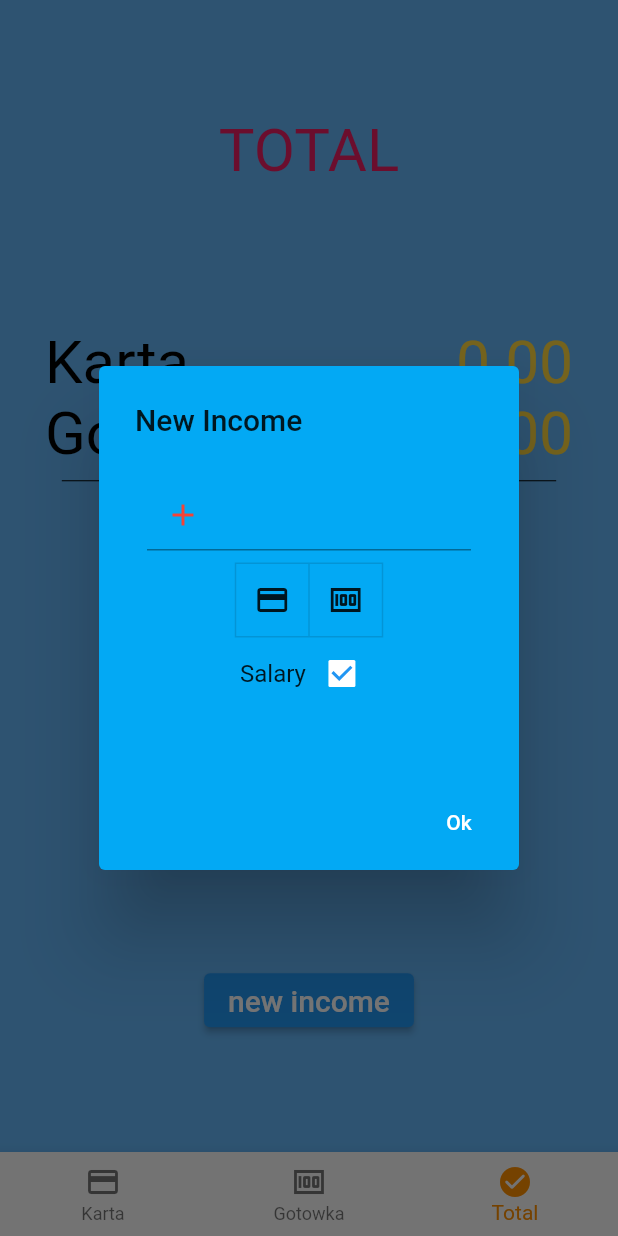
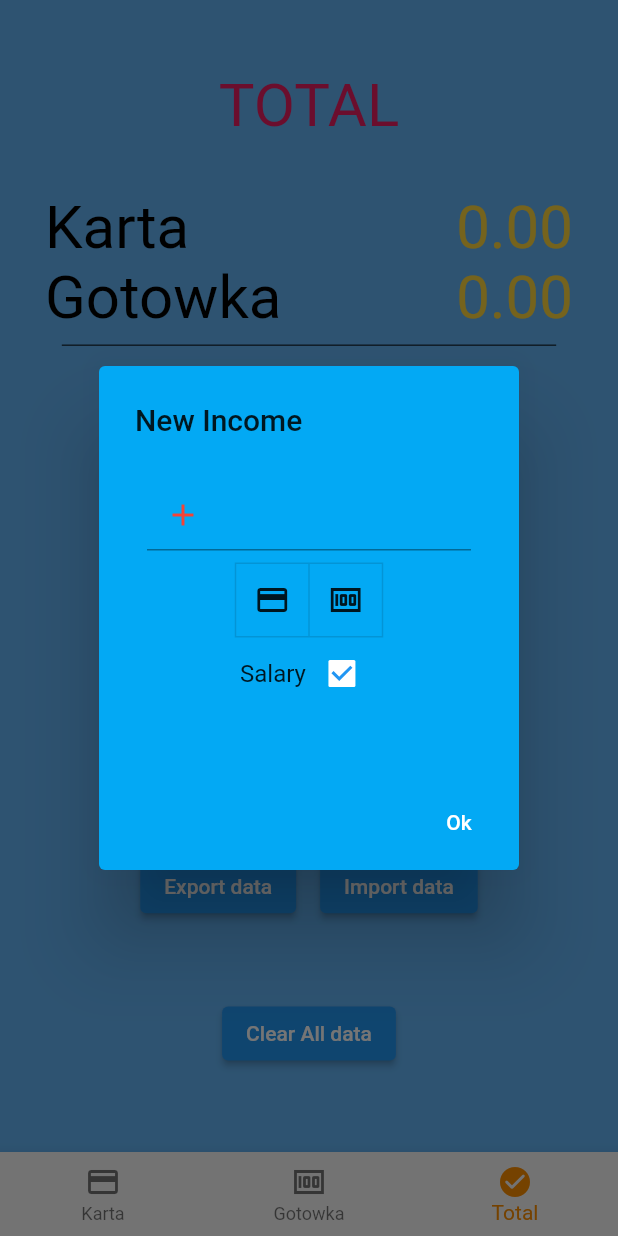
Before and after one commit to Kolordus/my-finances, a Flutter app: the screen it shows after launch, item 3 of the bottom bar chosen, after a tap on "new income", on a phone screen of 412 x 824 dp. Run offline on Flutter 3.47's test engine with Material 2 defaults, Android fonts, the phone set to English and light mode, and no system bars; our stand-ins replace hive, hive_flutter; accounts and stored records are empty.

Commit message:
persist data on server

```diff
--- a/lib/dal/Database.dart
+++ b/lib/dal/Database.dart
@@ -121,7 +121,7 @@ class Database {
     await _cashAndCardAmount!.put(payMethod, newAmount);
   }
 
-  getSavedCashOrCard(String paymentMethod) {
+  getSumForMethod(String paymentMethod) {
     double? previousAmount = _cashAndCardAmount!.get(paymentMethod);
     if (previousAmount == null) {
       _cashAndCardAmount!.put(paymentMethod, 0);
@@ -143,5 +143,11 @@ class Database {
       current?.time == candidate.time &&
       current?.paymentMethod == candidate.paymentMethod;
 
+  void clearAll() async {
+    await this.clearEntries();
+    await this._cashAndCardAmount!.clear();
+  }
+
 // todo: zrobić opcję wyciągania kabony z bankomatu - dodaje cash odejmuje z card
+// todo: jesli nie zadziala to jak powinno to wysylac tez balanse
 }
--- a/lib/model/PersistedPayment.dart
+++ b/lib/model/PersistedPayment.dart
@@ -58,7 +58,7 @@ class PersistedPayment {
     'paymentMethod' : paymentMethod
   };
 
-  static PersistedPayment fromJson(Map<String, Object?> json) => PersistedPayment(
+  static PersistedPayment fromJson(Map<String, dynamic> json) => PersistedPayment(
       json['name'] as String,
       json['time'] as String,
       json['amount'].toString(),
--- a/lib/pages/FinanceTypeScreen.dart
+++ b/lib/pages/FinanceTypeScreen.dart
@@ -155,7 +155,7 @@ class _FinanceTypeScreenState extends State<FinanceTypeScreen> {
     Database db = Database.getDatabase();
     String paymentMethod = widget.title;
 
-    double savedValue = await db.getSavedCashOrCard(paymentMethod);
+    double savedValue = await db.getSumForMethod(paymentMethod);
 
     setState(() {
       this._amount = savedValue;
--- a/lib/pages/TotalScreen.dart
+++ b/lib/pages/TotalScreen.dart
@@ -1,5 +1,8 @@
+import 'dart:convert';
 import 'package:flutter/material.dart';
 import 'package:flutter/services.dart';
+import 'package:http/http.dart' as http;
+import 'package:my_finances/model/PersistedPayment.dart';
 
 import '../dal/Database.dart';
 
@@ -31,12 +34,12 @@ class _TotalScreenState extends State<TotalScreen> {
   }
 
   Future<void> getAmountsForBoth() async {
-    double card = await Database.getDatabase().getSavedCashOrCard("Card");
-    double cash = await Database.getDatabase().getSavedCashOrCard("Cash");
+    double card = await Database.getDatabase().getSumForMethod("Card");
+    double cash = await Database.getDatabase().getSumForMethod("Cash");
 
     _card = card.toStringAsFixed(2);
     _cash = cash.toStringAsFixed(2);
-    this._total = (card+cash).toDouble().toStringAsFixed(2);
+    this._total = (card + cash).toDouble().toStringAsFixed(2);
   }
 
   @override
@@ -60,11 +63,11 @@ class _TotalScreenState extends State<TotalScreen> {
         crossAxisAlignment: CrossAxisAlignment.center,
         children: [
           Flexible(
-              flex: 1,
+              flex: 2,
               child: Text(widget.title.toUpperCase(),
                   style: getTextStyle(Colors.pink))),
           Flexible(
-              flex: 1,
+            flex: 4,
               child: Column(
                 children: [
                   Row(
@@ -94,7 +97,9 @@ class _TotalScreenState extends State<TotalScreen> {
                   ),
                 ],
               )),
-          Row(
+          Flexible(
+            flex: 1,
+            child: Row(
               mainAxisAlignment: MainAxisAlignment.center,
               children: [
                 ElevatedButton(
@@ -164,7 +169,10 @@ class _TotalScreenState extends State<TotalScreen> {
                                         ),
                                       ],
                                     ),
-                                  _isSalary ? Text("") : TextField(controller: incomeNameController),
+                                    _isSalary
+                                        ? Text("")
+                                        : TextField(
+                                            controller: incomeNameController),
                                   ],
                                 ),
                                 actions: <Widget>[
@@ -174,15 +182,12 @@ class _TotalScreenState extends State<TotalScreen> {
                                           this.isSelected.elementAt(0)
                                               ? "Card"
                                               : "Cash";
-                                    await Database.getDatabase().addNewIncomeToBank(
+                                      await Database.getDatabase()
+                                          .addNewIncomeToBank(
                                               addToBankAmountController.text,
                                               incomeNameController.text,
                                               whatIsSelected,
                                               this._isSalary);
-
-                                    // todo: create reports in the future
-                                    // maybe in Spring Boot/Angular? To save them on the server avoid keeping too much unnecessary data
-
                                       Navigator.pop(context);
                                     },
                                     child: Text("Ok",
@@ -200,8 +205,97 @@ class _TotalScreenState extends State<TotalScreen> {
                         style: getTextStyle(Colors.white, fontSize: 20))),
               ],
             ),
+          ),
+          Flexible(
+            flex: 1,
+            child: Row(
+              mainAxisAlignment: MainAxisAlignment.center,
+              children: [
+                Padding(
+                  padding: const EdgeInsets.all(8.0),
+                  child: ElevatedButton(onPressed: () {
+                    _exportData();
+                  },
+                  child: Text('Export data'),),
+                ),
+                Padding(
+                  padding: const EdgeInsets.all(8.0),
+                  child: ElevatedButton(onPressed: () {
+                    _importData();
+                  },
+                    child: Text('Import data'),),
+                ),
+
+              ],
+            ),
+          ),
+          Flexible(
+            flex: 1,
+            child: Padding(
+              padding: const EdgeInsets.all(8.0),
+              child: ElevatedButton(onPressed: () {
+                _clearAll();
+              },
+                child: Text('Clear All data'),),
+            ),
+          ),
         ],
       ),
     );
   }
+
+  void _exportData() async {
+    var card = await Database.getDatabase().getEntriesByPayMethod('Card');
+    var cash = await Database.getDatabase().getEntriesByPayMethod('Cash');
+
+    final cardResponse = await http.post(
+      Uri.parse('http://10.0.2.2:8080/'),
+      headers: <String, String>{
+        'Content-Type': 'application/json; charset=UTF-8',
+      },
+      body: jsonEncode(card),
+    );
+
+    final cashResponse = await http.post(
+      Uri.parse('http://10.0.2.2:8080/'),
+      headers: <String, String>{
+        'Content-Type': 'application/json; charset=UTF-8',
+      },
+      body: jsonEncode(cash),
+    );
   }
+
+  void _importData() async {
+    await Database.getDatabase().clearEntries();
+
+    final response = await http.get(
+      Uri.parse('http://10.0.2.2:8080/'),
+      headers: <String, String>{
+        'Content-Type': 'application/json; charset=UTF-8',
+      },
+    );
+
+    List<PersistedPayment> listToPersist = [];
+    List jsonList = jsonDecode(response.body);
+    jsonList.forEach((element) {
+      var jsonMap = Map<String, dynamic>.from(element);
+      listToPersist.add(PersistedPayment.fromJson(jsonMap));
+    });
+
+    listToPersist.forEach((payment) {Database.getDatabase().savePayment(payment);});
+
+    if (response.statusCode == 200) {
+      await http.delete(
+        Uri.parse('http://10.0.2.2:8080/'));
+    }
+
+
+    setState(() {});
+  }
+
+  void _clearAll() {
+    Database.getDatabase().clearAll();
+    setState(() {});
+  }
+
+}
--- a/pubspec.yaml
+++ b/pubspec.yaml
@@ -15,6 +15,7 @@ dependencies:
   hive_flutter: ^1.1.0
   path_provider: ^2.0.2
   hive_generator: ^1.1.0
+  http:
 
   cupertino_icons: ^1.0.2
 
```
Lines whose indentation alone changed are shown as unchanged.
